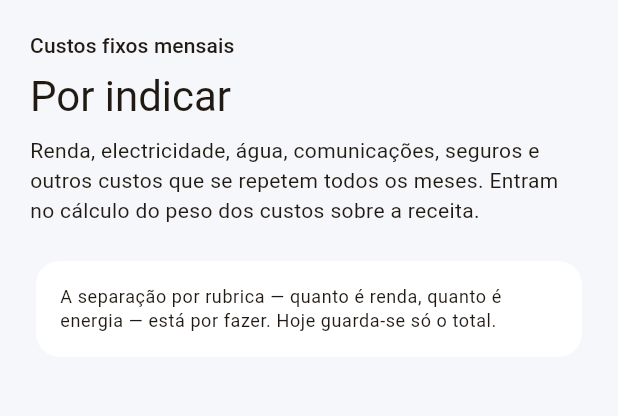
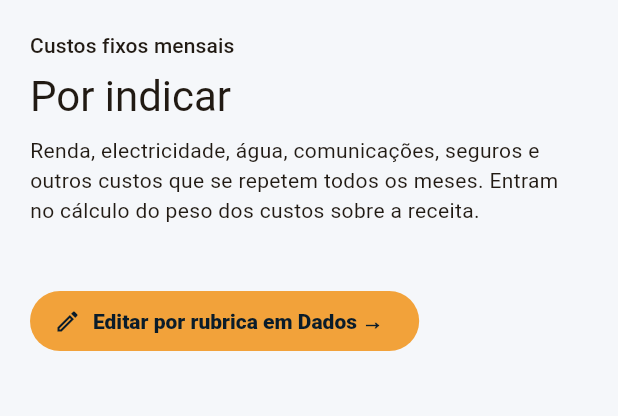
Before and after one commit to DecisaoDigital/punho, a Flutter app: the EmpresaPage screen opened directly, tab 3 chosen, on a phone screen of 412 x 824 dp, the part 81-497 px from its top. Run offline on Flutter 3.47's test engine with Material 3 defaults, Android fonts, the phone set to English and light mode, and no system bars; our stand-ins replace device_info_plus, file_picker, flutter_riverpod, flutter_secure_storage, image_picker, local_auth and 3 more; missing offline and left inert: google_mlkit_barcode_scanning; accounts and stored records are empty.

Commit message:
feat(empresa): custos fixos passam a poder editar-se por rubrica
Antes só se guardava o total redondo. Agora o separador Custos fixos
lista as rubricas (renda, água e luz, etc.) e liga para o editor real,
em Dados — sem duplicar o estado de gravação num segundo sítio.

Co-Authored-By: Claude Sonnet 5 <noreply@anthropic.com>

```diff
--- a/lib/features/empresa/presentation/empresa_page.dart
+++ b/lib/features/empresa/presentation/empresa_page.dart
@@ -4,6 +4,7 @@ import 'package:flutter_riverpod/flutter_riverpod.dart';
 import '../../../core/finance/regime_fiscal.dart';
 import '../../../core/navigation/app_destination.dart';
 import '../../../core/operations/operations_controller.dart';
+import '../../../domain/models/finance.dart';
 import '../../company/presentation/company_settings_page.dart';
 import '../../finance/presentation/financas_page.dart';
 import '../../workforce/presentation/workforce_pages.dart';
@@ -69,7 +70,7 @@ class _EmpresaPageState extends ConsumerState<EmpresaPage>
       children: [
         const CompanySettingsPage(embutida: true),
         _AbaRegimeFiscal(aoIrParaDados: () => _abas.animateTo(0)),
-        const _AbaCustosFixos(),
+        _AbaCustosFixos(aoIrParaDados: () => _abas.animateTo(0)),
         const VehiclesPage(),
         const FinancasPage(),
         const _AbaEstado(),
@@ -146,20 +147,24 @@ class _AbaRegimeFiscal extends ConsumerWidget {
   }
 }
 
-/// Custos fixos mensais.
+/// Custos fixos mensais — leitura, com o caminho para os editar por rubrica.
 ///
-/// **Nesta versão é o valor agregado**, o mesmo que já existia. A repartição por
-/// rubrica (renda, água e luz, comunicações, seguros) precisa de campos novos no
-/// modelo e na persistência, e entrou como trabalho por fazer em vez de sair
-/// aqui meio feito — um editor de rubricas que não grava as rubricas seria pior
-/// do que não o ter.
+/// Só leitura de propósito, mesma ideia da [_AbaRegimeFiscal]: o editor por
+/// rubrica (renda, água e luz, comunicações, seguros — ver
+/// `_EditorDeCustosFixos` em `company_settings_page.dart`) já existe e grava a
+/// sério, mas vive dentro do formulário de Dados, que é quem controla o save.
+/// Duplicar aqui um segundo editor com o seu próprio estado arriscava as duas
+/// cópias divergirem; um botão a saltar para lá é mais seguro do que isso.
 class _AbaCustosFixos extends ConsumerWidget {
-  const _AbaCustosFixos();
+  const _AbaCustosFixos({required this.aoIrParaDados});
+
+  final VoidCallback aoIrParaDados;
 
   @override
   Widget build(BuildContext context, WidgetRef ref) {
     final estado = ref.watch(operationsProvider);
-    final valor = estado.fixedMonthlyCostsCents;
+    final valor = estado.custoFixoMensalCents;
+    final rubricas = estado.custosFixos;
     final textos = Theme.of(context).textTheme;
 
     return ListView(
@@ -181,14 +186,45 @@ class _AbaCustosFixos extends ConsumerWidget {
           style: textos.bodyMedium,
         ),
         const SizedBox(height: 20),
-        Card(
-          child: Padding(
-            padding: const EdgeInsets.all(16),
-            child: Text(
-              'A separação por rubrica — quanto é renda, quanto é energia — '
-              'está por fazer. Hoje guarda-se só o total.',
-              style: textos.bodySmall,
+        if (rubricas.isNotEmpty)
+          Card(
+            child: Padding(
+              padding: const EdgeInsets.all(16),
+              child: Column(
+                crossAxisAlignment: CrossAxisAlignment.start,
+                children: [
+                  Text('Por rubrica', style: textos.labelLarge),
+                  const SizedBox(height: 8),
+                  for (final rubrica in rubricas)
+                    Padding(
+                      padding: const EdgeInsets.only(bottom: 4),
+                      child: Row(
+                        children: [
+                          Expanded(
+                            child: Text(
+                              rubrica.descricao.trim().isEmpty
+                                  ? expenseCategoryLabel(rubrica.categoria)
+                                  : '${expenseCategoryLabel(rubrica.categoria)} — ${rubrica.descricao}',
+                              overflow: TextOverflow.ellipsis,
+                            ),
+                          ),
+                          Text(
+                            '${(rubrica.valorCents / 100).toStringAsFixed(2)} €',
+                          ),
+                        ],
+                      ),
+                    ),
+                ],
+              ),
             ),
+          ),
+        const SizedBox(height: 20),
+        Align(
+          alignment: Alignment.centerLeft,
+          child: FilledButton.icon(
+            onPressed: aoIrParaDados,
+            icon: const Icon(Icons.edit_outlined),
+            label: const Text('Editar por rubrica em Dados →'),
           ),
         ),
       ],
```
